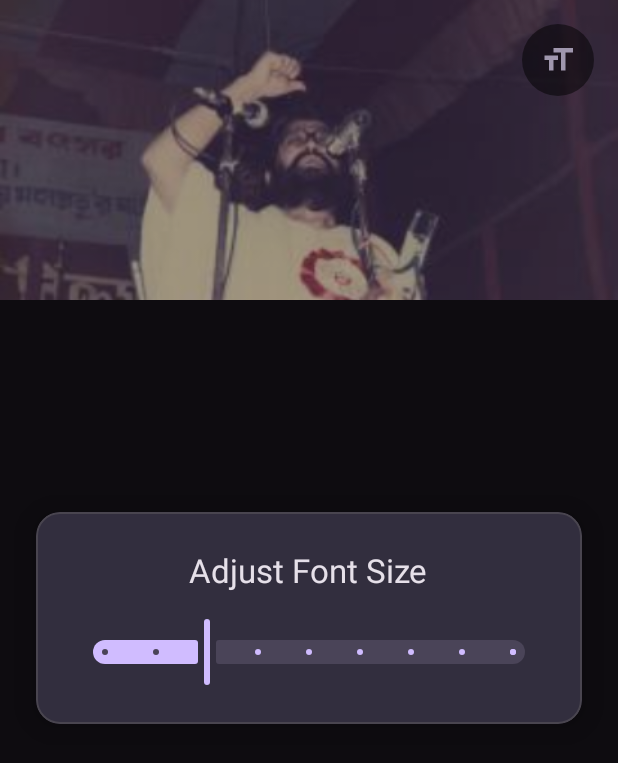
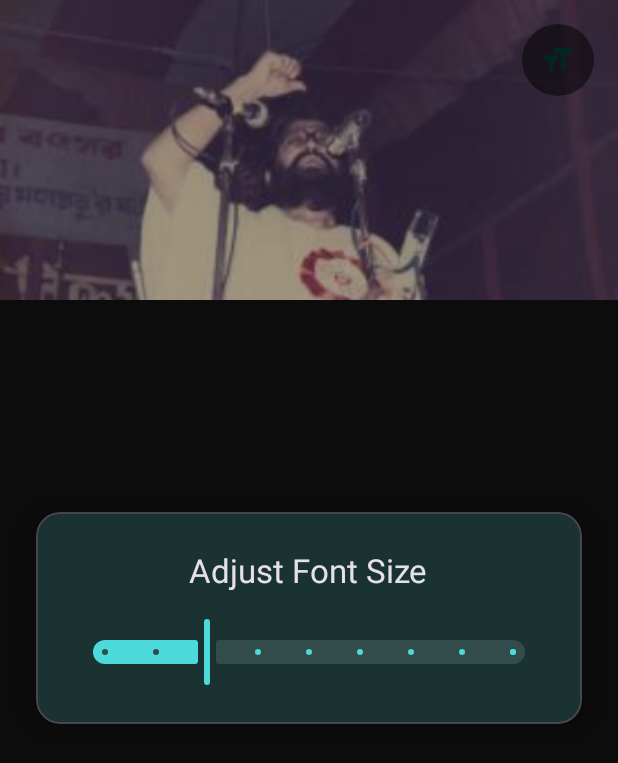
Before and after one commit to UtilityDD/KadaChabuk1, an Android app: the DetailActivity screen opened directly, with no data from a screen before it, after a tap on "Adjust font size", on a phone screen of 412 x 824 dp. Shown: the top 763 px of the screen. Run offline under Robolectric (Android 15) with nearby library versions, the phone set to English and light mode, and no system bars.

Commit message:
Working version improved colour theme

```diff
--- a/app/src/main/res/drawable/ic_dark_mode.xml
+++ b/app/src/main/res/drawable/ic_dark_mode.xml
@@ -3,7 +3,7 @@
     android:height="24dp"
     android:viewportWidth="24"
     android:viewportHeight="24"
-    android:tint="?attr/colorOnSurface">
+    android:tint="?attr/colorOnPrimary">
   <path
       android:fillColor="@android:color/white"
       android:pathData="M12,3c-4.97,0 -9,4.03 -9,9s4.03,9 9,9 9,-4.03 9,-9c0,-0.46 -0.04,-0.92 -0.1,-1.36 -0.98,1.37 -2.58,2.26 -4.4,2.26 -3.31,0 -6,-2.69 -6,-6 0,-1.82 0.89,-3.42 2.26,-4.4 -0.44,-0.06 -0.9,-0.1 -1.36,-0.1z"/>
--- a/app/src/main/res/drawable/ic_font_size.xml
+++ b/app/src/main/res/drawable/ic_font_size.xml
@@ -3,7 +3,7 @@
     android:height="24dp"
     android:viewportWidth="24"
     android:viewportHeight="24"
-    android:tint="?attr/colorOnPrimaryContainer">
+    android:tint="?attr/colorOnPrimary">
   <path
       android:fillColor="@android:color/white"
       android:pathData="M9,4v3h5v12h3V7h5V4H9zM3,12h3v7h3v-7h3v-3H3v3z"/>
--- a/app/src/main/res/drawable/ic_language.xml
+++ b/app/src/main/res/drawable/ic_language.xml
@@ -3,7 +3,7 @@
     android:height="24dp"
     android:viewportWidth="24"
     android:viewportHeight="24"
-    android:tint="?attr/colorOnSurface">
+    android:tint="?attr/colorOnPrimary">
   <path
       android:fillColor="@android:color/white"
       android:pathData="M12.87,15.07l-2.54,-2.51 0.03,-0.03c1.74,-1.94 2.98,-4.17 3.71,-6.53L17,6L17,4L10,4L10,2L8,2L8,4L1,4L1,6h11.17c-0.79,2.44 -2.03,4.7 -3.71,6.59l-3.47,-3.47L1,12.25 6.25,17.5l-3.47,3.47L4.5,22.7l3.47,-3.47L11.4,22.6zM18.5,10h-2L12,22h2l1.12,-3h4.75L21,22h2l-4.5,-12zM15.88,17l1.62,-4.33L19.12,17h-3.24z"/>
--- a/app/src/main/res/drawable/ic_light_mode.xml
+++ b/app/src/main/res/drawable/ic_light_mode.xml
@@ -3,7 +3,7 @@
     android:height="24dp"
     android:viewportWidth="24"
     android:viewportHeight="24"
-    android:tint="?attr/colorOnSurface">
+    android:tint="?attr/colorOnPrimary">
   <path
       android:fillColor="@android:color/white"
       android:pathData="M12,7c-2.76,0 -5,2.24 -5,5s2.24,5 5,5 5,-2.24 5,-5 -2.24,-5 -5,-5zM20,8.69V4h-4.69L12,0.69 8.69,4H4v4.69L0.69,12 4,15.31V20h4.69L12,23.31 15.31,20H20v-4.69L23.31,12 20,8.69zM12,18c-3.31,0 -6,-2.69 -6,-6s2.69,-6 6,-6 6,2.69 6,6 -2.69,6 -6,6z"/>
--- a/app/src/main/res/layout/activity_main.xml
+++ b/app/src/main/res/layout/activity_main.xml
@@ -19,14 +19,14 @@
             android:id="@+id/toolbar"
             android:layout_width="match_parent"
             android:layout_height="?attr/actionBarSize"
-            android:background="?attr/colorSurfaceContainerHighest">
+            android:background="?attr/colorPrimary">
 
             <ImageView
                 android:layout_width="wrap_content"
                 android:layout_height="40dp"
                 android:layout_gravity="center"
                 android:adjustViewBounds="true"
-                app:tint="?attr/colorOnSurface"
+                app:tint="?attr/colorOnPrimary"
                 android:src="@drawable/loading_icon"
                 android:contentDescription="@string/app_name" />
 
@@ -41,16 +41,16 @@
                     android:layout_width="48dp"
                     android:layout_height="48dp"
                     android:background="?attr/selectableItemBackgroundBorderless"
-                    android:contentDescription="@string/change_language_description"
-                    android:src="@drawable/ic_language" />
+                    android:src="@drawable/ic_language"
+                    android:contentDescription="@string/change_language_description" />
 
                 <ImageButton
                     android:id="@+id/button_theme_toggle"
                     android:layout_width="48dp"
                     android:layout_height="48dp"
                     android:background="?attr/selectableItemBackgroundBorderless"
-                    android:contentDescription="@string/theme_toggle_description"
-                    tools:src="@drawable/ic_light_mode" />
+                    tools:src="@drawable/ic_light_mode"
+                    android:contentDescription="@string/theme_toggle_description" />
             </LinearLayout>
 
         </com.google.android.material.appbar.MaterialToolbar>
--- a/app/src/main/res/values-night/themes.xml
+++ b/app/src/main/res/values-night/themes.xml
@@ -1,7 +1,25 @@
 <resources xmlns:tools="http://schemas.android.com/tools">
-    <!-- Base application theme. -->
+    <!-- Base application theme for Dark Mode. -->
     <style name="Base.Theme.KadaChabuk" parent="Theme.Material3.DayNight.NoActionBar">
-        <!-- Customize your dark theme here. -->
-        <!-- <item name="colorPrimary">@color/my_dark_primary</item> -->
+        <!-- Primary brand color. -->
+        <item name="colorPrimary">@color/dark_primary</item>
+        <item name="colorOnPrimary">@color/dark_onPrimary</item>
+        <item name="colorPrimaryContainer">@color/dark_primaryContainer</item>
+        <item name="colorOnPrimaryContainer">@color/dark_onPrimaryContainer</item>
+        <!-- Secondary brand color. -->
+        <item name="colorSecondary">@color/dark_secondary</item>
+        <item name="colorOnSecondary">@color/dark_onSecondary</item>
+        <item name="colorSecondaryContainer">@color/dark_secondaryContainer</item>
+        <item name="colorOnSecondaryContainer">@color/dark_onSecondaryContainer</item>
+        <!-- Surface colors for backgrounds, cards, etc. -->
+        <item name="android:colorBackground">@color/dark_surface</item>
+        <item name="colorSurface">@color/dark_surface</item>
+        <item name="colorOnSurface">@color/dark_onSurface</item>
+        <item name="colorSurfaceContainer">@color/dark_surfaceContainer</item>
+        <item name="colorOnSurfaceVariant">@color/dark_onSurfaceVariant</item>
+        <!-- Status bar color. -->
+        <item name="android:statusBarColor">?attr/colorSurfaceContainerHighest</item>
     </style>
+
+    <style name="Theme.KadaChabuk" parent="Base.Theme.KadaChabuk" />
 </resources>
--- a/app/src/main/res/values/colors.xml
+++ b/app/src/main/res/values/colors.xml
@@ -1,5 +1,33 @@
 <?xml version="1.0" encoding="utf-8"?>
 <resources>
-    <color name="black">#FF000000</color>
-    <color name="white">#FFFFFFFF</color>
+    <!-- Brand & Accent Colors -->
+    <color name="seed">#006A6A</color> <!-- Base color for theme generation -->
+
+    <!-- Light Theme Palette -->
+    <color name="light_primary">#006A6A</color>
+    <color name="light_onPrimary">#FFFFFF</color>
+    <color name="light_primaryContainer">#70F7F7</color>
+    <color name="light_onPrimaryContainer">#002020</color>
+    <color name="light_secondary">#4A6363</color>
+    <color name="light_onSecondary">#FFFFFF</color>
+    <color name="light_secondaryContainer">#CCE8E7</color>
+    <color name="light_onSecondaryContainer">#051F1F</color>
+    <color name="light_surface">#FBF8F2</color> <!-- Linen/Paper background -->
+    <color name="light_onSurface">#212121</color> <!-- Dark gray text -->
+    <color name="light_surfaceContainer">#F5F1E9</color> <!-- Slightly different for cards -->
+    <color name="light_onSurfaceVariant">#757575</color> <!-- Lighter gray for secondary text -->
+
+    <!-- Dark Theme Palette -->
+    <color name="dark_primary">#4CDADA</color>
+    <color name="dark_onPrimary">#003737</color>
+    <color name="dark_primaryContainer">#005050</color>
+    <color name="dark_onPrimaryContainer">#70F7F7</color>
+    <color name="dark_secondary">#B1CCCB</color>
+    <color name="dark_onSecondary">#1B3535</color>
+    <color name="dark_secondaryContainer">#324B4B</color>
+    <color name="dark_onSecondaryContainer">#CCE8E7</color>
+    <color name="dark_surface">#121212</color> <!-- Deep Charcoal background -->
+    <color name="dark_onSurface">#E0E0E0</color> <!-- Off-white text -->
+    <color name="dark_surfaceContainer">#2A2D35</color> <!-- Slightly lighter for cards -->
+    <color name="dark_onSurfaceVariant">#BDBDBD</color> <!-- Medium gray for secondary text -->
 </resources>
--- a/app/src/main/res/values/themes.xml
+++ b/app/src/main/res/values/themes.xml
@@ -1,8 +1,25 @@
 <resources xmlns:tools="http://schemas.android.com/tools">
-    <!-- Base application theme. -->
+    <!-- Base application theme for Light Mode. -->
     <style name="Base.Theme.KadaChabuk" parent="Theme.Material3.DayNight.NoActionBar">
-        <!-- Customize your light theme here. -->
-        <!-- <item name="colorPrimary">@color/my_light_primary</item> -->
+
+        <!-- Primary brand color. -->
+        <item name="colorPrimary">@color/light_primary</item>
+        <item name="colorOnPrimary">@color/light_onPrimary</item>
+        <item name="colorPrimaryContainer">@color/light_primaryContainer</item>
+        <item name="colorOnPrimaryContainer">@color/light_onPrimaryContainer</item>
+        <!-- Secondary brand color. -->
+        <item name="colorSecondary">@color/light_secondary</item>
+        <item name="colorOnSecondary">@color/light_onSecondary</item>
+        <item name="colorSecondaryContainer">@color/light_secondaryContainer</item>
+        <item name="colorOnSecondaryContainer">@color/light_onSecondaryContainer</item>
+        <!-- Surface colors for backgrounds, cards, etc. -->
+        <item name="android:colorBackground">@color/light_surface</item>
+        <item name="colorSurface">@color/light_surface</item>
+        <item name="colorOnSurface">@color/light_onSurface</item>
+        <item name="colorSurfaceContainer">@color/light_surfaceContainer</item>
+        <item name="colorOnSurfaceVariant">@color/light_onSurfaceVariant</item>
+        <!-- Status bar color. -->
+        <item name="android:statusBarColor">?attr/colorSurfaceContainerHighest</item>
     </style>
 
     <style name="Theme.KadaChabuk" parent="Base.Theme.KadaChabuk" />
```
